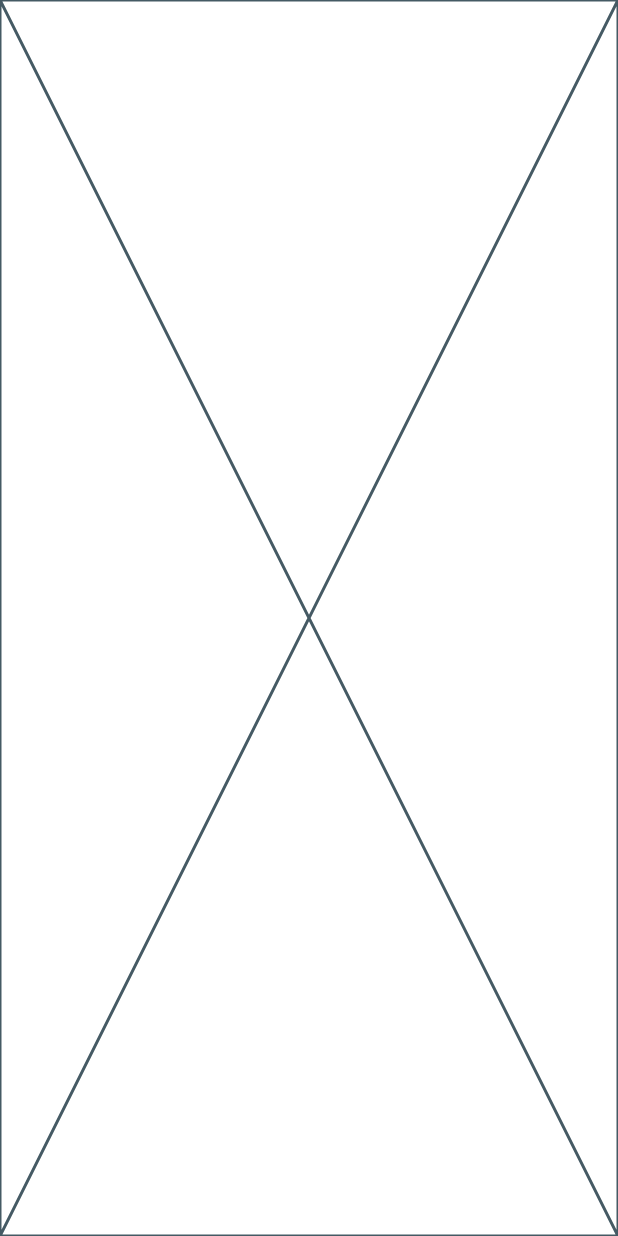
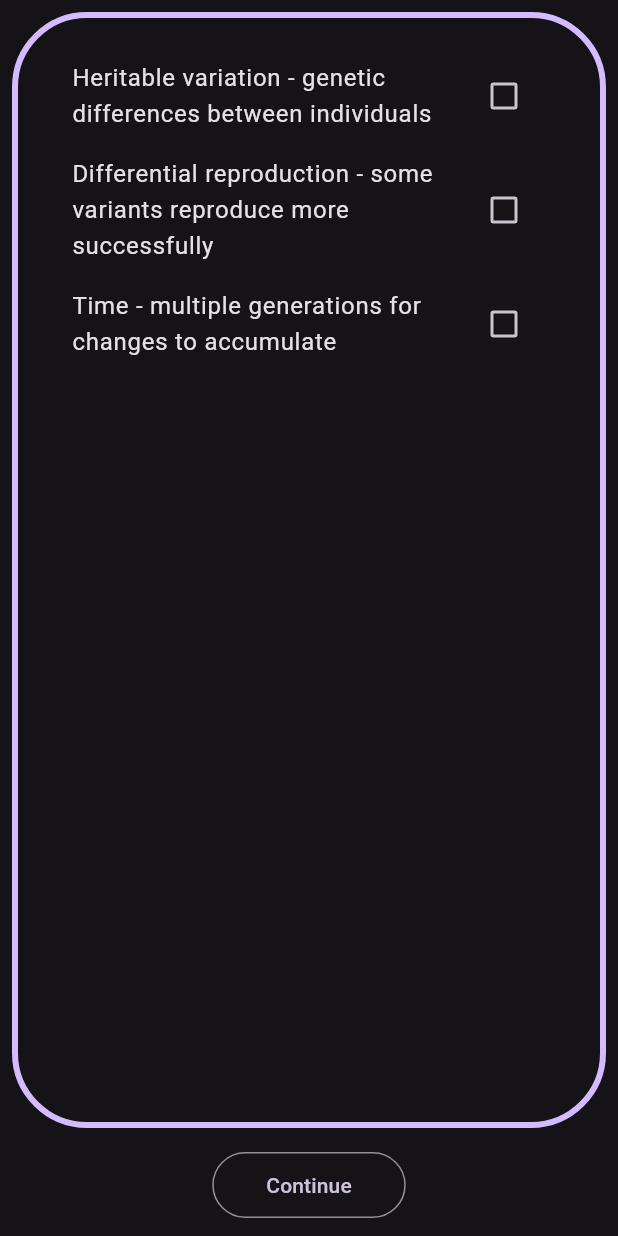
Before and after one commit to Jim-Maar/knowunity_application_demo, a Flutter app: the screen it shows after launch, after a tap on "Check without voice", on a phone screen of 412 x 824 dp. Run offline on Flutter 3.47's test engine with Material 3 defaults, Android fonts, the phone set to English and light mode, and no system bars; our stand-ins replace flutter_dotenv, permission_handler; missing offline and left inert: flutter_sound, record, whisper_ggml.

Commit message:
Added AnswersPage

```diff
--- a/lib/main.dart
+++ b/lib/main.dart
@@ -83,7 +83,7 @@ class _QuizPageState extends State<QuizPage> {
   String page = "question";
   String answerText = "";
 
-  void _updateAnsweredText(String newAnswerText) {
+  void _updateAnswerText(String newAnswerText) {
     setState(() {
       answerText = newAnswerText;
     });
@@ -119,11 +119,16 @@ class _QuizPageState extends State<QuizPage> {
         return QuestionPage(
           question:
               widget.quiz.questionsAndAnswers[questionsAndAnswersIdx].question,
-          onAnsweredTextChanged: _updateAnsweredText,
+          onAnswerTextChanged: _updateAnswerText,
           showAnswers: _showAnswers,
         );
       case "answers":
-        return Placeholder();
+        return AnswersPage(
+          answers:
+              widget.quiz.questionsAndAnswers[questionsAndAnswersIdx].answers,
+          answerText: answerText,
+          showNextQuestion: _showNextQuestion,
+        );
       case "result":
         return Placeholder();
       default:
@@ -132,15 +137,106 @@ class _QuizPageState extends State<QuizPage> {
   }
 }
 
+class AnswersPage extends StatefulWidget {
+  const AnswersPage({
+    super.key,
+    required this.answers,
+    required this.answerText,
+    required this.showNextQuestion,
+  });
+  final List<String> answers;
+  final String answerText;
+  final void Function() showNextQuestion;
+
+  @override
+  State<AnswersPage> createState() => _AnswersPageState();
+}
+
+class _AnswersPageState extends State<AnswersPage> {
+  late List<bool> checks;
+
+  @override
+  void initState() {
+    super.initState();
+    checks = List.filled(widget.answers.length, false);
+  }
+
+  @override
+  Widget build(BuildContext context) {
+    return QuizPageLayout(
+      inFrame: AnswersSubPage(answers: widget.answers, checks: checks),
+      belowFrame: ContinueButton(showNextQuestion: widget.showNextQuestion),
+    );
+  }
+}
+
+class AnswersSubPage extends StatefulWidget {
+  const AnswersSubPage({
+    super.key,
+    required this.answers,
+    required this.checks,
+  });
+  final List<String> answers;
+  final List<bool> checks;
+
+  @override
+  State<AnswersSubPage> createState() => _AnswersSubPageState();
+}
+
+class _AnswersSubPageState extends State<AnswersSubPage> {
+  @override
+  Widget build(BuildContext context) {
+    return ListView(
+      children: [
+        for (final (i, answer) in widget.answers.indexed)
+          CheckboxListTile(
+            title: Text(answer),
+            value: widget.checks[i],
+            onChanged: (bool? value) {
+              setState(() {
+                widget.checks[i] = value ?? false;
+              });
+            },
+          ),
+      ],
+    );
+  }
+}
+
+class ContinueButton extends StatelessWidget {
+  const ContinueButton({super.key, required this.showNextQuestion});
+  final void Function() showNextQuestion;
+
+  @override
+  Widget build(BuildContext context) {
+    final theme = Theme.of(context);
+    final style = theme.textTheme.labelLarge!.copyWith(
+      color: theme.colorScheme.secondary,
+    );
+    final String buttonText = "Continue";
+    return OutlinedButton(
+      onPressed: () => {showNextQuestion()},
+      child: Padding(
+        padding: const EdgeInsets.all(12.0),
+        child: Text(
+          buttonText,
+          style: style,
+          // textScaler: TextScaler.linear(1.2)
+        ),
+      ),
+    );
+  }
+}
+
 class QuestionPage extends StatefulWidget {
   const QuestionPage({
     super.key,
     required this.question,
-    required this.onAnsweredTextChanged,
+    required this.onAnswerTextChanged,
     required this.showAnswers,
   });
   final String question;
-  final void Function(String) onAnsweredTextChanged;
+  final void Function(String) onAnswerTextChanged;
   final void Function() showAnswers;
   @override
   State<QuestionPage> createState() => _QuestionPageState();
@@ -273,7 +369,7 @@ class _QuestionPageState extends State<QuestionPage> {
       setState(() {
         transcribedText = result!.transcription.text;
       });
-      widget.onAnsweredTextChanged(transcribedText);
+      widget.onAnswerTextChanged(transcribedText);
     }
   }
 }
@@ -420,13 +516,13 @@ class VoiceButton extends StatelessWidget {
       backgroundColor: theme.colorScheme.inversePrimary,
     );
     return GestureDetector(
-      onTapDown: (details) async {
+      onLongPressStart: (details) async {
         await recordFunc();
       },
-      onTapUp: (details) async {
+      onLongPressEnd: (details) async {
         await recordFunc();
       },
-      onTapCancel: () async {
+      onLongPressCancel: () async {
         await recordFunc();
       },
       child: Container(
```
